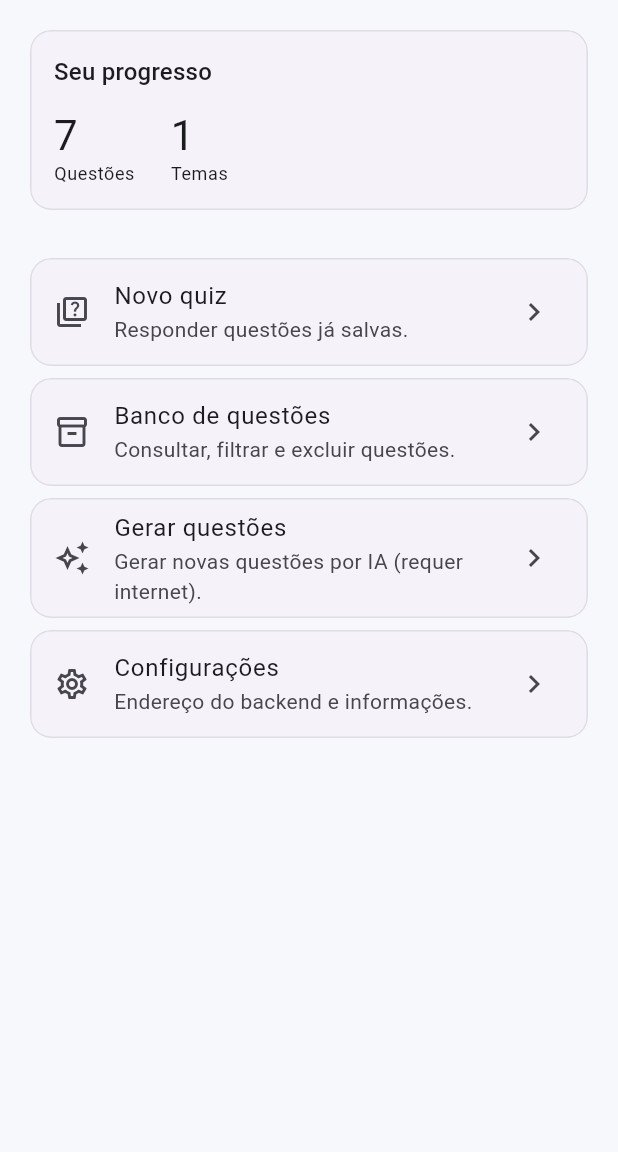
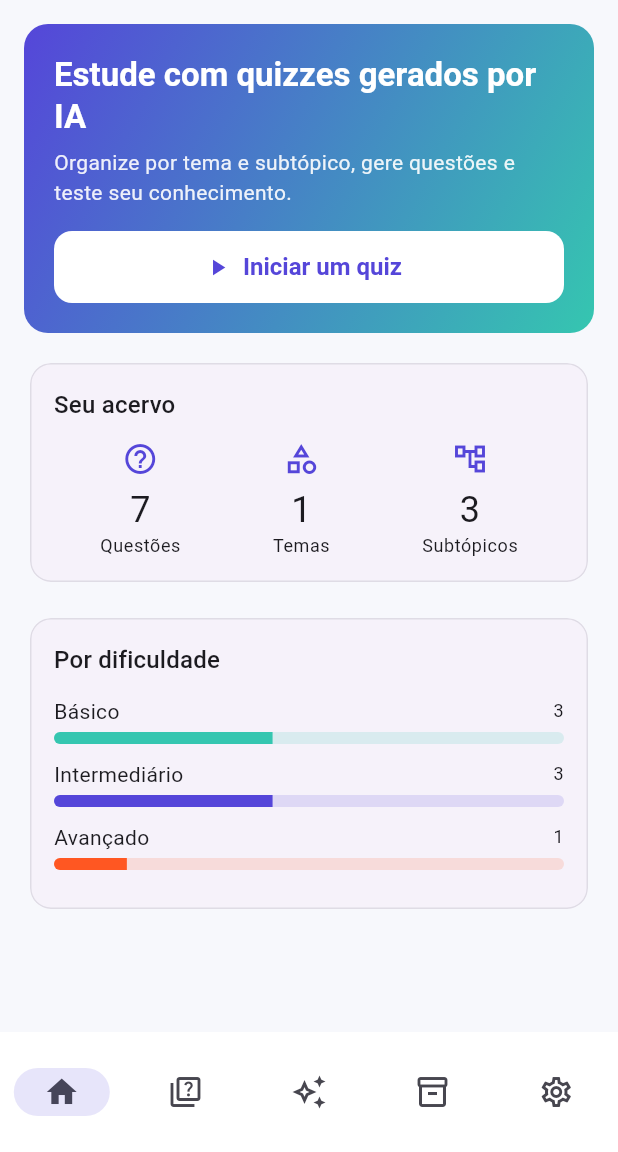
Before and after one commit to HoudiniGM/QUIZtion2, a Flutter app: the screen it shows after launch, on a phone screen of 412 x 824 dp, the part 84-1236 px from its top. Run offline on Flutter 3.47's test engine with Material 3 defaults, Android fonts, the phone set to English and light mode, and no system bars; our stand-ins replace drift, drift_flutter, go_router, shared_preferences; accounts and stored records are empty; generated files the repository leaves out were written again.

Commit message:
feat(app): bottom navbar shell, home redesign, fixed quiz button
- AppShell with a bottom NavigationBar (icons only): Inicio, Novo quiz,
  Gerar, Banco, Configuracoes; routes moved into a StatefulShellRoute.
  Quiz/Results push above the shell via the root navigator.
- Redesign Home: brand gradient hero with a quick 'Iniciar um quiz'
  action, an acervo stats card (questions/themes/subtopics) and a
  per-difficulty breakdown with bars.
- Fix the 'Iniciar quiz' button to the bottom bar on Novo quiz.
- Update smoke test for the new home content.

```diff
--- a/app/lib/state/app_state.dart
+++ b/app/lib/state/app_state.dart
@@ -28,6 +28,20 @@ class AppState extends ChangeNotifier {
   List<Question> get questions => _questions;
 
   int get totalQuestions => _questions.length;
+
+  int get totalThemes => _themes.length;
+
+  int get totalSubtopics =>
+      _themes.fold(0, (sum, t) => sum + t.subtopics.length);
+
+  /// Count of questions per difficulty, for the home summary.
+  Map<Difficulty, int> get questionsByDifficulty {
+    final map = {for (final d in Difficulty.values) d: 0};
+    for (final q in _questions) {
+      map[q.difficulty] = (map[q.difficulty] ?? 0) + 1;
+    }
+    return map;
+  }
 
   /// Initializes: runs the seed (if needed) and loads the data.
   Future<void> initialize() async {
--- a/app/lib/ui/app_router.dart
+++ b/app/lib/ui/app_router.dart
@@ -1,3 +1,4 @@
+import 'package:flutter/material.dart';
 import 'package:go_router/go_router.dart';
 
 import '../domain/attempt.dart';
@@ -9,34 +10,64 @@ import 'screens/question_bank_screen.dart';
 import 'screens/quiz_screen.dart';
 import 'screens/results_screen.dart';
 import 'screens/settings_screen.dart';
+import 'widgets/app_shell.dart';
 
 /// Application route configuration.
+///
+/// The five primary destinations live inside a bottom navigation shell
+/// (Início, Novo quiz, Gerar, Banco, Configurações). The Quiz and Results
+/// screens are pushed on top (full screen, without the navbar).
 GoRouter createRouter() {
   return GoRouter(
     initialLocation: '/',
+    navigatorKey: rootNavigatorKey,
+    routes: [
+      StatefulShellRoute.indexedStack(
+        builder: (context, state, navigationShell) =>
+            AppShell(navigationShell: navigationShell),
+        branches: [
+          StatefulShellBranch(
+            routes: [
+              GoRoute(path: '/', builder: (_, __) => const HomeScreen()),
+            ],
+          ),
+          StatefulShellBranch(
             routes: [
               GoRoute(
-        path: '/',
-        builder: (_, __) => const HomeScreen(),
+                path: '/new-quiz',
+                builder: (_, __) => const NewQuizScreen(),
               ),
+            ],
+          ),
+          StatefulShellBranch(
+            routes: [
+              GoRoute(
+                path: '/generate',
+                builder: (_, __) => const GenerateScreen(),
+              ),
+            ],
+          ),
+          StatefulShellBranch(
+            routes: [
               GoRoute(
                 path: '/bank',
                 builder: (_, __) => const QuestionBankScreen(),
               ),
-      GoRoute(
-        path: '/new-quiz',
-        builder: (_, __) => const NewQuizScreen(),
+            ],
           ),
-      GoRoute(
-        path: '/generate',
-        builder: (_, __) => const GenerateScreen(),
-      ),
+          StatefulShellBranch(
+            routes: [
               GoRoute(
                 path: '/settings',
                 builder: (_, __) => const SettingsScreen(),
               ),
+            ],
+          ),
+        ],
+      ),
       GoRoute(
         path: '/quiz',
+        parentNavigatorKey: rootNavigatorKey,
         builder: (_, state) {
           final args = state.extra as Map<String, dynamic>;
           return QuizScreen(
@@ -48,8 +79,13 @@ GoRouter createRouter() {
       ),
       GoRoute(
         path: '/results',
+        parentNavigatorKey: rootNavigatorKey,
         builder: (_, state) => ResultsScreen(attempt: state.extra as Attempt),
       ),
     ],
   );
 }
+
+/// Root navigator key, so full-screen routes (quiz/results) are pushed above
+/// the bottom-navigation shell rather than inside a tab.
+final rootNavigatorKey = GlobalKey<NavigatorState>();
--- a/app/lib/ui/screens/home_screen.dart
+++ b/app/lib/ui/screens/home_screen.dart
@@ -2,16 +2,18 @@ import 'package:flutter/material.dart';
 import 'package:go_router/go_router.dart';
 import 'package:provider/provider.dart';
 
+import '../../domain/difficulty.dart';
 import '../../state/app_state.dart';
 
-/// Home screen: access to the main features and a simple progress summary when
-/// there is data (requirements, section 4.1).
+/// Home screen: branding header, a quick action and a simple progress summary
+/// (requirements, section 4.1). Primary navigation is the bottom navbar.
 class HomeScreen extends StatelessWidget {
   const HomeScreen({super.key});
 
   @override
   Widget build(BuildContext context) {
     final state = context.watch<AppState>();
+    final theme = Theme.of(context);
 
     return Scaffold(
       appBar: AppBar(title: const Text('QUIZtion')),
@@ -20,34 +22,62 @@ class HomeScreen extends StatelessWidget {
           : ListView(
               padding: const EdgeInsets.all(16),
               children: [
-                _SummaryCard(
-                  totalQuestions: state.totalQuestions,
-                  totalThemes: state.themes.length,
+                _Hero(theme: theme),
+                const SizedBox(height: 16),
+                _StatsCard(state: state),
+                const SizedBox(height: 16),
+                _DifficultyBreakdown(state: state),
+              ],
             ),
-                const SizedBox(height: 24),
-                _FeatureButton(
-                  icon: Icons.quiz_outlined,
-                  title: 'Novo quiz',
-                  description: 'Responder questões já salvas.',
-                  onTap: () => context.push('/new-quiz'),
+    );
+  }
+}
+
+class _Hero extends StatelessWidget {
+  final ThemeData theme;
+  const _Hero({required this.theme});
+
+  @override
+  Widget build(BuildContext context) {
+    final scheme = theme.colorScheme;
+    return Container(
+      width: double.infinity,
+      padding: const EdgeInsets.all(20),
+      decoration: BoxDecoration(
+        borderRadius: BorderRadius.circular(16),
+        gradient: LinearGradient(
+          colors: [scheme.primary, scheme.secondary],
+          begin: Alignment.topLeft,
+          end: Alignment.bottomRight,
         ),
-                _FeatureButton(
-                  icon: Icons.inventory_2_outlined,
-                  title: 'Banco de questões',
-                  description: 'Consultar, filtrar e excluir questões.',
-                  onTap: () => context.push('/bank'),
       ),
-                _FeatureButton(
-                  icon: Icons.auto_awesome_outlined,
-                  title: 'Gerar questões',
-                  description: 'Gerar novas questões por IA (requer internet).',
-                  onTap: () => context.push('/generate'),
+      child: Column(
+        crossAxisAlignment: CrossAxisAlignment.start,
+        children: [
+          Text(
+            'Estude com quizzes gerados por IA',
+            style: theme.textTheme.titleLarge?.copyWith(
+              color: Colors.white,
+              fontWeight: FontWeight.bold,
             ),
-                _FeatureButton(
-                  icon: Icons.settings_outlined,
-                  title: 'Configurações',
-                  description: 'Endereço do backend e informações.',
-                  onTap: () => context.push('/settings'),
+          ),
+          const SizedBox(height: 6),
+          Text(
+            'Organize por tema e subtópico, gere questões e teste seu '
+            'conhecimento.',
+            style: theme.textTheme.bodyMedium?.copyWith(
+              color: Colors.white.withValues(alpha: 0.9),
+            ),
+          ),
+          const SizedBox(height: 16),
+          FilledButton.icon(
+            style: FilledButton.styleFrom(
+              backgroundColor: Colors.white,
+              foregroundColor: scheme.primary,
+            ),
+            icon: const Icon(Icons.play_arrow),
+            label: const Text('Iniciar um quiz'),
+            onPressed: () => context.go('/new-quiz'),
           ),
         ],
       ),
@@ -55,11 +85,9 @@ class HomeScreen extends StatelessWidget {
   }
 }
 
-class _SummaryCard extends StatelessWidget {
-  final int totalQuestions;
-  final int totalThemes;
-
-  const _SummaryCard({required this.totalQuestions, required this.totalThemes});
+class _StatsCard extends StatelessWidget {
+  final AppState state;
+  const _StatsCard({required this.state});
 
   @override
   Widget build(BuildContext context) {
@@ -70,19 +98,26 @@ class _SummaryCard extends StatelessWidget {
         child: Column(
           crossAxisAlignment: CrossAxisAlignment.start,
           children: [
-            Text('Seu progresso', style: theme.textTheme.titleMedium),
+            Text('Seu acervo', style: theme.textTheme.titleMedium),
             const SizedBox(height: 12),
-            if (totalQuestions == 0)
-              const Text(
-                'Ainda não há dados suficientes. Comece respondendo um quiz '
-                'com as questões de exemplo.',
-              )
-            else
             Row(
+              mainAxisAlignment: MainAxisAlignment.spaceAround,
               children: [
-                  _Metric(value: '$totalQuestions', label: 'Questões'),
-                  const SizedBox(width: 24),
-                  _Metric(value: '$totalThemes', label: 'Temas'),
+                _Stat(
+                  icon: Icons.help_outline,
+                  value: '${state.totalQuestions}',
+                  label: 'Questões',
+                ),
+                _Stat(
+                  icon: Icons.category_outlined,
+                  value: '${state.totalThemes}',
+                  label: 'Temas',
+                ),
+                _Stat(
+                  icon: Icons.account_tree_outlined,
+                  value: '${state.totalSubtopics}',
+                  label: 'Subtópicos',
+                ),
               ],
             ),
           ],
@@ -92,47 +127,123 @@ class _SummaryCard extends StatelessWidget {
   }
 }
 
-class _Metric extends StatelessWidget {
+class _Stat extends StatelessWidget {
+  final IconData icon;
   final String value;
   final String label;
 
-  const _Metric({required this.value, required this.label});
+  const _Stat({required this.icon, required this.value, required this.label});
 
   @override
   Widget build(BuildContext context) {
     final theme = Theme.of(context);
     return Column(
-      crossAxisAlignment: CrossAxisAlignment.start,
       children: [
-        Text(value, style: theme.textTheme.headlineMedium),
+        Icon(icon, color: theme.colorScheme.primary),
+        const SizedBox(height: 6),
+        Text(value, style: theme.textTheme.headlineSmall),
         Text(label, style: theme.textTheme.bodySmall),
       ],
     );
   }
 }
 
-class _FeatureButton extends StatelessWidget {
-  final IconData icon;
-  final String title;
-  final String description;
-  final VoidCallback onTap;
+class _DifficultyBreakdown extends StatelessWidget {
+  final AppState state;
+  const _DifficultyBreakdown({required this.state});
 
-  const _FeatureButton({
-    required this.icon,
-    required this.title,
-    required this.description,
-    required this.onTap,
+  @override
+  Widget build(BuildContext context) {
+    final theme = Theme.of(context);
+    final counts = state.questionsByDifficulty;
+    final total = state.totalQuestions;
+
+    if (total == 0) {
+      return Card(
+        child: Padding(
+          padding: const EdgeInsets.all(16),
+          child: Text(
+            'Você ainda não tem questões. Gere algumas pela aba "Gerar" ou crie '
+            'um tema para começar.',
+            style: theme.textTheme.bodyMedium,
+          ),
+        ),
+      );
+    }
+
+    return Card(
+      child: Padding(
+        padding: const EdgeInsets.all(16),
+        child: Column(
+          crossAxisAlignment: CrossAxisAlignment.start,
+          children: [
+            Text('Por dificuldade', style: theme.textTheme.titleMedium),
+            const SizedBox(height: 12),
+            for (final d in Difficulty.values)
+              _DifficultyBar(
+                label: d.label,
+                count: counts[d] ?? 0,
+                total: total,
+                color: _colorFor(d, theme),
+              ),
+          ],
+        ),
+      ),
+    );
+  }
+
+  Color _colorFor(Difficulty d, ThemeData theme) {
+    switch (d) {
+      case Difficulty.basic:
+        return theme.colorScheme.secondary;
+      case Difficulty.intermediate:
+        return theme.colorScheme.primary;
+      case Difficulty.advanced:
+        return Colors.deepOrange;
+    }
+  }
+}
+
+class _DifficultyBar extends StatelessWidget {
+  final String label;
+  final int count;
+  final int total;
+  final Color color;
+
+  const _DifficultyBar({
+    required this.label,
+    required this.count,
+    required this.total,
+    required this.color,
   });
 
   @override
   Widget build(BuildContext context) {
-    return Card(
-      child: ListTile(
-        leading: Icon(icon),
-        title: Text(title),
-        subtitle: Text(description),
-        trailing: const Icon(Icons.chevron_right),
-        onTap: onTap,
+    final theme = Theme.of(context);
+    final fraction = total == 0 ? 0.0 : count / total;
+    return Padding(
+      padding: const EdgeInsets.only(bottom: 10),
+      child: Column(
+        crossAxisAlignment: CrossAxisAlignment.start,
+        children: [
+          Row(
+            mainAxisAlignment: MainAxisAlignment.spaceBetween,
+            children: [
+              Text(label, style: theme.textTheme.bodyMedium),
+              Text('$count', style: theme.textTheme.bodySmall),
+            ],
+          ),
+          const SizedBox(height: 4),
+          ClipRRect(
+            borderRadius: BorderRadius.circular(6),
+            child: LinearProgressIndicator(
+              value: fraction,
+              minHeight: 8,
+              backgroundColor: color.withValues(alpha: 0.15),
+              valueColor: AlwaysStoppedAnimation(color),
+            ),
+          ),
+        ],
       ),
     );
   }
--- a/app/lib/ui/screens/new_quiz_screen.dart
+++ b/app/lib/ui/screens/new_quiz_screen.dart
@@ -95,15 +95,21 @@ class _NewQuizScreenState extends State<NewQuizScreen> {
               label: '$_quantity',
               onChanged: (v) => setState(() => _quantity = v.round()),
             ),
-            const SizedBox(height: 24),
-            FilledButton.icon(
-              icon: const Icon(Icons.play_arrow),
-              label: const Text('Iniciar quiz'),
-              onPressed:
-                  _selectedSubtopics.isEmpty ? null : () => _start(context),
-            ),
           ],
         ],
+      ),
+      // Fixed action button at the bottom (does not scroll with content).
+      bottomNavigationBar: SafeArea(
+        child: Padding(
+          padding: const EdgeInsets.all(16),
+          child: FilledButton.icon(
+            icon: const Icon(Icons.play_arrow),
+            label: const Text('Iniciar quiz'),
+            onPressed: (_theme == null || _selectedSubtopics.isEmpty)
+                ? null
+                : () => _start(context),
+          ),
+        ),
       ),
     );
   }
--- /dev/null
+++ b/app/lib/ui/widgets/app_shell.dart
@@ -0,0 +1,57 @@
+import 'package:flutter/material.dart';
+import 'package:go_router/go_router.dart';
+
+/// Bottom-navigation shell hosting the five primary destinations.
+///
+/// Icons only (no labels), social-app style, fixed to the bottom edge.
+class AppShell extends StatelessWidget {
+  final StatefulNavigationShell navigationShell;
+
+  const AppShell({super.key, required this.navigationShell});
+
+  void _goBranch(int index) {
+    navigationShell.goBranch(
+      index,
+      // Re-tapping the active tab returns to its initial route.
+      initialLocation: index == navigationShell.currentIndex,
+    );
+  }
+
+  @override
+  Widget build(BuildContext context) {
+    return Scaffold(
+      body: navigationShell,
+      bottomNavigationBar: NavigationBar(
+        selectedIndex: navigationShell.currentIndex,
+        onDestinationSelected: _goBranch,
+        destinations: const [
+          NavigationDestination(
+            icon: Icon(Icons.home_outlined),
+            selectedIcon: Icon(Icons.home),
+            label: 'Início',
+          ),
+          NavigationDestination(
+            icon: Icon(Icons.quiz_outlined),
+            selectedIcon: Icon(Icons.quiz),
+            label: 'Novo quiz',
+          ),
+          NavigationDestination(
+            icon: Icon(Icons.auto_awesome_outlined),
+            selectedIcon: Icon(Icons.auto_awesome),
+            label: 'Gerar',
+          ),
+          NavigationDestination(
+            icon: Icon(Icons.inventory_2_outlined),
+            selectedIcon: Icon(Icons.inventory_2),
+            label: 'Banco',
+          ),
+          NavigationDestination(
+            icon: Icon(Icons.settings_outlined),
+            selectedIcon: Icon(Icons.settings),
+            label: 'Configurações',
+          ),
+        ],
+      ),
+    );
+  }
+}
```
Also changed, not shown: 1 other file. Lines whose indentation alone changed are shown as unchanged.
